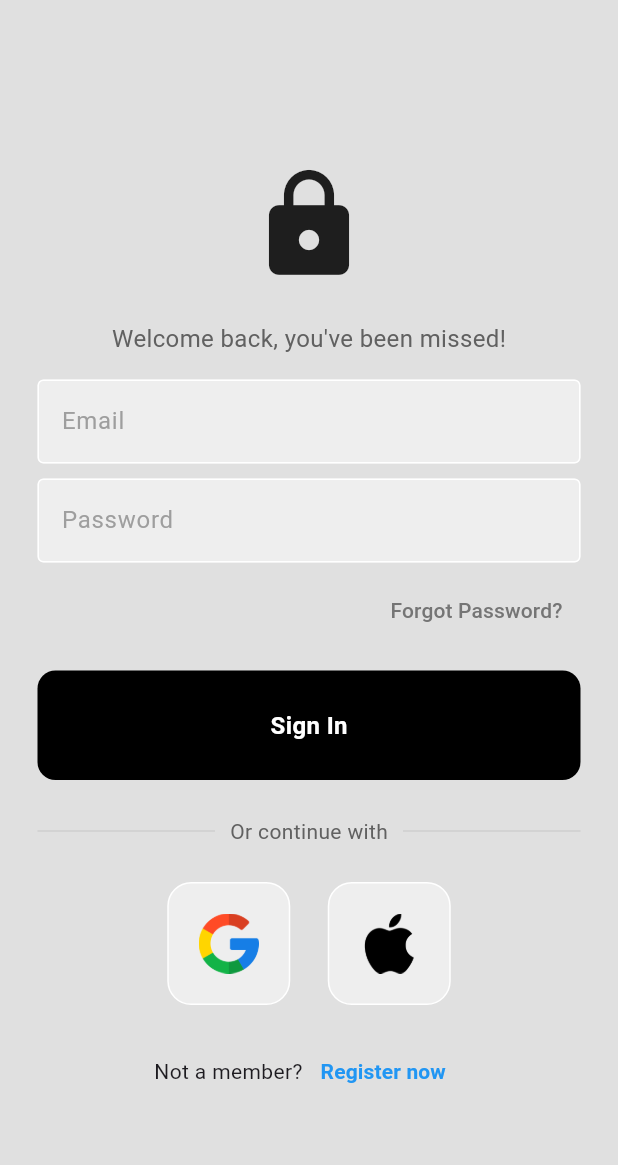
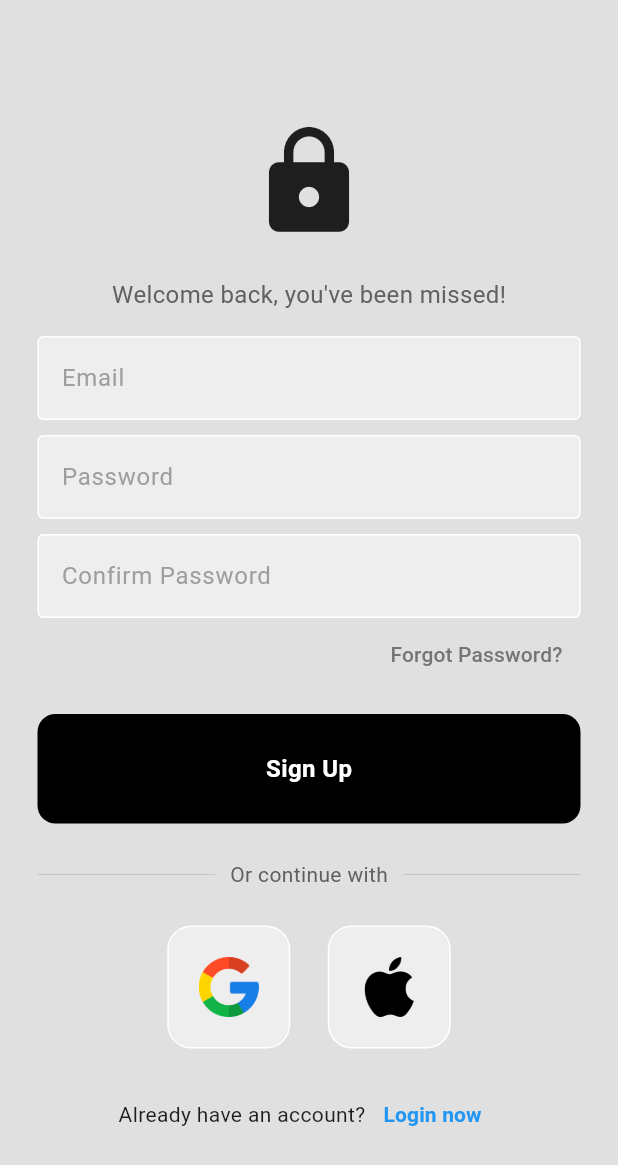
Before and after one commit to Tyler-dev-eng/basic-authentication, a Flutter app: the screen it shows after launch, after a tap on "Register now", on a phone screen of 412 x 824 dp. Shown: the top 1165 px of the screen. Run offline on Flutter 3.47's test engine with Material 3 defaults, Android fonts, the phone set to English and light mode, and no system bars; our stand-ins replace firebase_auth, firebase_core; accounts and stored records are empty; generated files the repository leaves out were written again.

Commit message:
Implementing register page and create account

```diff
--- a/lib/pages/auth_page.dart
+++ b/lib/pages/auth_page.dart
@@ -1,5 +1,5 @@
 import 'package:basic_authentication/pages/home_page.dart';
-import 'package:basic_authentication/pages/login_page.dart';
+import 'package:basic_authentication/pages/login_or_register_page.dart';
 import 'package:firebase_auth/firebase_auth.dart';
 import 'package:flutter/material.dart';
 
@@ -15,7 +15,7 @@ class AuthPage extends StatelessWidget {
           // Handle connection errors gracefully
           if (snapshot.hasError) {
             // If there's an error, still show login page
-            return LoginPage();
+            return LoginOrRegisterPage();
           }
 
           if (snapshot.connectionState == ConnectionState.waiting) {
@@ -25,7 +25,7 @@ class AuthPage extends StatelessWidget {
           if (snapshot.hasData) {
             return HomePage();
           } else {
-            return LoginPage();
+            return LoginOrRegisterPage();
           }
         },
       ),
--- /dev/null
+++ b/lib/pages/login_or_register_page.dart
@@ -0,0 +1,31 @@
+import 'package:basic_authentication/pages/login_page.dart';
+import 'package:basic_authentication/pages/register.dart';
+import 'package:flutter/material.dart';
+
+class LoginOrRegisterPage extends StatefulWidget {
+  const LoginOrRegisterPage({super.key});
+
+  @override
+  State<LoginOrRegisterPage> createState() => _LoginOrRegisterPageState();
+}
+
+class _LoginOrRegisterPageState extends State<LoginOrRegisterPage> {
+  // initially show login page
+  bool showLoginPage = true;
+
+  // toggle between login and register page
+  void togglePages() {
+    setState(() {
+      showLoginPage = !showLoginPage;
+    });
+  }
+
+  @override
+  Widget build(BuildContext context) {
+    if (showLoginPage) {
+      return LoginPage(onTapRegister: togglePages);
+    } else {
+      return RegisterPage(onTapRegister: togglePages);
+    }
+  }
+}
--- a/lib/pages/login_page.dart
+++ b/lib/pages/login_page.dart
@@ -5,7 +5,8 @@ import 'package:firebase_auth/firebase_auth.dart';
 import 'package:flutter/material.dart';
 
 class LoginPage extends StatefulWidget {
-  const LoginPage({super.key});
+  final void Function()? onTapRegister;
+  const LoginPage({super.key, required this.onTapRegister});
 
   @override
   State<LoginPage> createState() => _LoginPageState();
@@ -193,7 +194,7 @@ class _LoginPageState extends State<LoginPage> {
                   children: [
                     Text('Not a member?'),
                     TextButton(
-                      onPressed: () {},
+                      onPressed: widget.onTapRegister,
                       child: Text(
                         'Register now',
                         style: TextStyle(
--- /dev/null
+++ b/lib/pages/register.dart
@@ -0,0 +1,235 @@
+import 'package:basic_authentication/components/my_button.dart';
+import 'package:basic_authentication/components/my_textfield.dart';
+import 'package:basic_authentication/components/square_tile.dart';
+import 'package:firebase_auth/firebase_auth.dart';
+import 'package:flutter/material.dart';
+
+class RegisterPage extends StatefulWidget {
+  final void Function()? onTapRegister;
+  const RegisterPage({super.key, required this.onTapRegister});
+
+  @override
+  State<RegisterPage> createState() => _RegisterPageState();
+}
+
+class _RegisterPageState extends State<RegisterPage> {
+  final emailController = TextEditingController();
+
+  final passwordController = TextEditingController();
+
+  final confirmPasswordController = TextEditingController();
+
+  void onSignUpPressed() async {
+    // show loading indicator
+    showDialog(
+      context: context,
+      builder: (context) {
+        return const Center(child: CircularProgressIndicator());
+      },
+    );
+
+    try {
+      // check if password and confirm password are the same
+      if (passwordController.text != confirmPasswordController.text) {
+        if (mounted) {
+          Navigator.pop(context);
+          ScaffoldMessenger.of(context).showSnackBar(
+            const SnackBar(content: Text('Passwords do not match')),
+          );
+        }
+        return;
+      }
+
+      await FirebaseAuth.instance.createUserWithEmailAndPassword(
+        email: emailController.text,
+        password: passwordController.text,
+      );
+    } on FirebaseAuthException catch (e) {
+      String errorMessage;
+      switch (e.code) {
+        case 'email-already-in-use':
+          errorMessage = 'An account already exists for this email.';
+          break;
+        case 'invalid-email':
+          errorMessage = 'Invalid email address.';
+          break;
+        case 'weak-password':
+          errorMessage = 'Password is too weak.';
+          break;
+        case 'network-request-failed':
+          errorMessage = 'Network error. Please check your connection.';
+          break;
+        default:
+          errorMessage = e.message ?? 'An error occurred.';
+      }
+      if (mounted) {
+        ScaffoldMessenger.of(context).showSnackBar(
+          SnackBar(content: Text(errorMessage)),
+        );
+      }
+    } catch (e) {
+      if (mounted) {
+        ScaffoldMessenger.of(
+          context,
+        ).showSnackBar(SnackBar(content: Text('Error signing up: $e')));
+      }
+    } finally {
+      if (mounted) {
+        Navigator.pop(context);
+      }
+    }
+  }
+
+  @override
+  Widget build(BuildContext context) {
+    return Scaffold(
+        backgroundColor: Colors.grey[300],
+        body: SafeArea(
+          child: Center(
+            child: SingleChildScrollView(
+              child: Column(
+                mainAxisAlignment: MainAxisAlignment.center,
+                children: [
+                  SizedBox(height: 24),
+
+                  // logo
+                  Icon(Icons.lock, size: 80),
+
+                  SizedBox(height: 24),
+
+                  // welcome back, you've been missed!
+                  Text(
+                    'Welcome back, you\'ve been missed!',
+                    style: TextStyle(fontSize: 16, color: Colors.grey[700]),
+                  ),
+
+                  SizedBox(height: 16),
+
+                  // email field
+                  MyTextField(
+                    controller: emailController,
+                    hintText: 'Email',
+                    obscureText: false,
+                  ),
+
+                  SizedBox(height: 10),
+
+                  // password field
+                  MyTextField(
+                    controller: passwordController,
+                    hintText: 'Password',
+                    obscureText: true,
+                  ),
+
+                  SizedBox(height: 10),
+
+                  // confirm password field
+                  MyTextField(
+                    controller: confirmPasswordController,
+                    hintText: 'Confirm Password',
+                    obscureText: true,
+                  ),
+
+                  // forgot password?
+                  Padding(
+                    padding: const EdgeInsets.symmetric(horizontal: 25.0),
+                    child: Row(
+                      mainAxisAlignment: MainAxisAlignment.end,
+                      children: [
+                        TextButton(
+                          onPressed: () {},
+                          child: Text(
+                            'Forgot Password?',
+                            style: TextStyle(color: Colors.grey[600]),
+                          ),
+                        ),
+                      ],
+                    ),
+                  ),
+
+                  SizedBox(height: 16),
+
+                  // sign in button
+                  MyButton(text: 'Sign Up', onPressed: onSignUpPressed),
+
+                  SizedBox(height: 24),
+
+                  // or continue with
+                  Padding(
+                    padding: const EdgeInsets.symmetric(horizontal: 25.0),
+                    child: Row(
+                      children: [
+                        Expanded(
+                          child: Divider(
+                            thickness: 0.5,
+                            color: Colors.grey[400],
+                          ),
+                        ),
+
+                        Padding(
+                          padding: const EdgeInsets.symmetric(horizontal: 10.0),
+                          child: Text(
+                            'Or continue with',
+                            style: TextStyle(color: Colors.grey[700]),
+                          ),
+                        ),
+
+                        Expanded(
+                          child: Divider(
+                            thickness: 0.5,
+                            color: Colors.grey[400],
+                          ),
+                        ),
+                      ],
+                    ),
+                  ),
+
+                  SizedBox(height: 24),
+
+                  // google + apple sign in
+                  Row(
+                    mainAxisAlignment: MainAxisAlignment.center,
+                    children: [
+                      // google button
+                      SquareTile(
+                        imagePath: 'lib/images/google.png',
+                        onTap: () {},
+                      ),
+
+                      SizedBox(width: 25),
+
+                      // apple button
+                      SquareTile(
+                        imagePath: 'lib/images/apple-logo.png',
+                        onTap: () {},
+                      ),
+                    ],
+                  ),
+
+                  SizedBox(height: 20),
+
+                  // not a member? register now
+                  Row(
+                    mainAxisAlignment: MainAxisAlignment.center,
+                    children: [
+                      Text('Already have an account?'),
+                      TextButton(
+                        onPressed: widget.onTapRegister,
+                        child: Text(
+                          'Login now',
+                          style: TextStyle(
+                            color: Colors.blue,
+                            fontWeight: FontWeight.bold,
+                          ),
+                        ),
+                      ),
+                    ],
+                  ),
+                ],
+              ),
+            ),
+          ),
+        ),
+      );
+  }
+}
```
